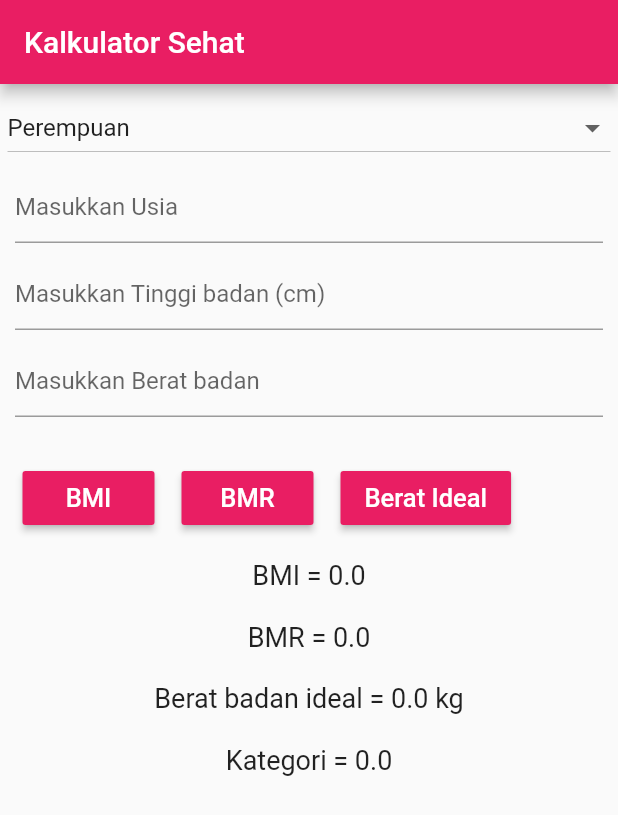
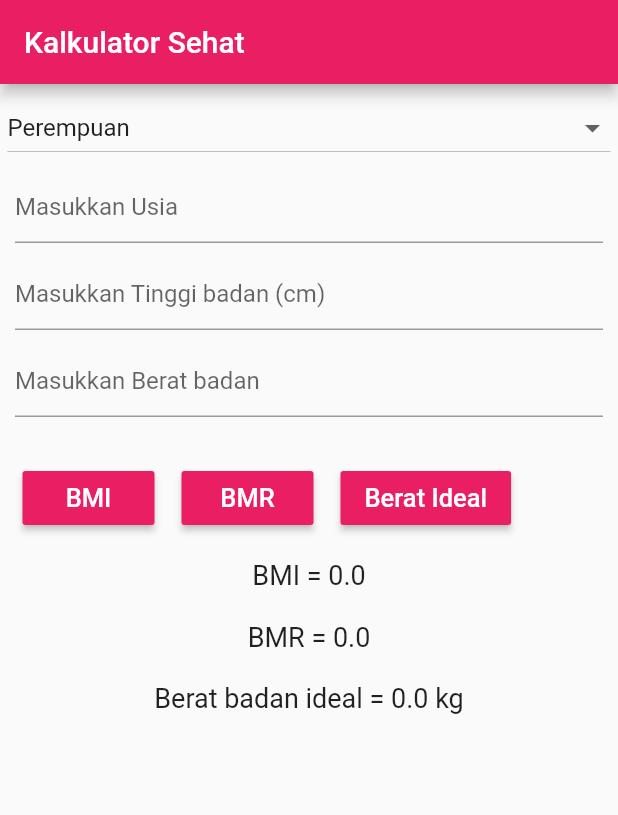
Before and after one commit to ayuariesta/dicoding_ayu_ariesta, a Flutter app: the screen it shows after launch, on a phone screen of 412 x 824 dp. Shown: the top 815 px of the screen. Run offline on Flutter 3.47's test engine with Material 2 defaults, Android fonts, the phone set to English and light mode, and no system bars.

Commit message:
sudah selesai mengerjakan

```diff
--- a/lib/main.dart
+++ b/lib/main.dart
@@ -27,9 +27,6 @@ class _MyAppState extends State<MyApp> {
   double _inputUsia = 0;
   double _inputTinggi = 0;
   double _inputBerat = 0;
-  double _usia = 0;
-  double _tinggi = 0;
-  double _berat = 0;
   double _resultBMI = 0;
   double _resultBMR = 0;
   double _resultIdeal = 0;
@@ -159,14 +156,6 @@ class _MyAppState extends State<MyApp> {
                       style: TextStyle(fontSize: 18),
                     ),
                   ),
-                  Container(
-                    //untuk menampilkan hasil dari perhitungan Berat badan ideal
-                    margin: EdgeInsets.all(10),
-                    child: Text(
-                      "Kategori = " + '$_resultIdeal',
-                      style: TextStyle(fontSize: 18),
-                    ),
-                  ),
                 ],
               ),
             ],
```
